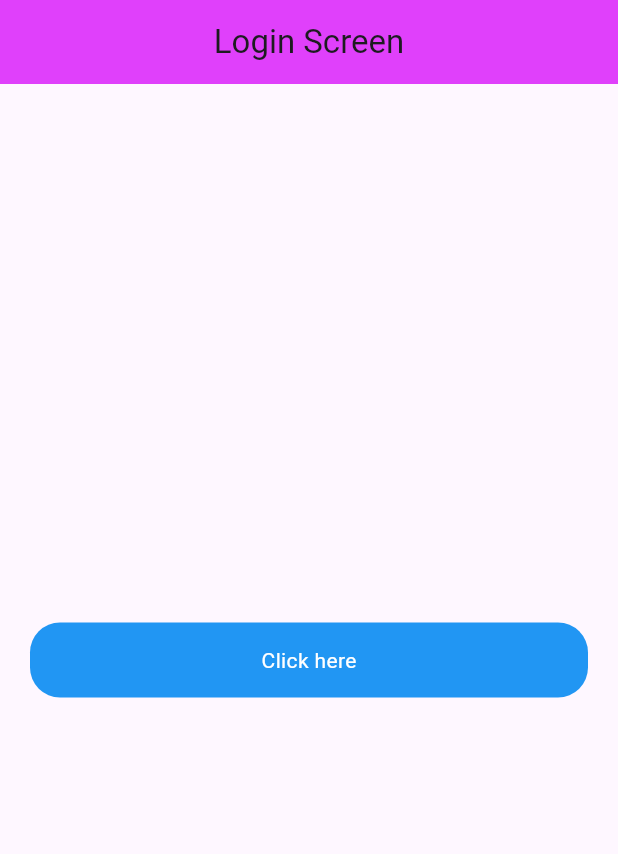
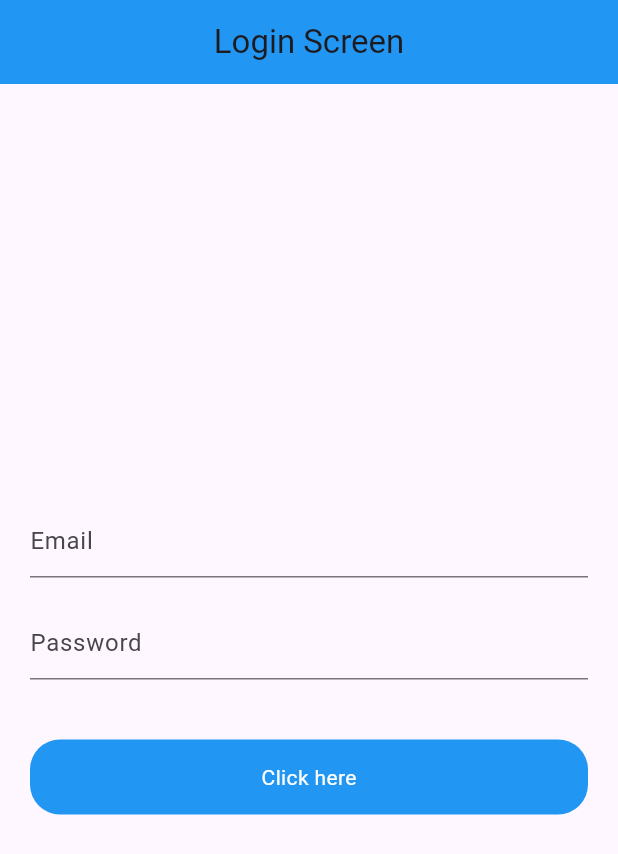
Before and after one commit to Salman-Dev336/Multi_Roles_App_Flutter, a Flutter app: the screen it shows after launch, on a phone screen of 412 x 824 dp. Shown: the top 854 px of the screen. Run offline on Flutter 3.47's test engine with Material 3 defaults, Android fonts, the phone set to English and light mode, and no system bars; our stand-ins replace shared_preferences; network calls fail.

Commit message:
creating textform fields

```diff
--- a/lib/login_screen.dart
+++ b/lib/login_screen.dart
@@ -18,7 +18,7 @@ class _LoginScreenState extends State<LoginScreen> {
       appBar: AppBar(
         title: Text('Login Screen'),
         centerTitle: true,
-        backgroundColor: Colors.purpleAccent,
+        backgroundColor: Colors.blue,
         automaticallyImplyLeading: false,
       ),
       body: Padding(
@@ -26,6 +26,19 @@ class _LoginScreenState extends State<LoginScreen> {
         child: Column(
           mainAxisAlignment: MainAxisAlignment.center,
           children: [
+            TextFormField(
+              decoration: InputDecoration(
+                hintText: 'Email',
+              ),
+            ),
+              SizedBox(height: 20,),
+
+              TextFormField(
+              decoration: InputDecoration(
+                hintText: 'Password',
+              ),
+            ),
+              SizedBox(height: 40,),
             InkWell(
               onTap: () async {
 
```
